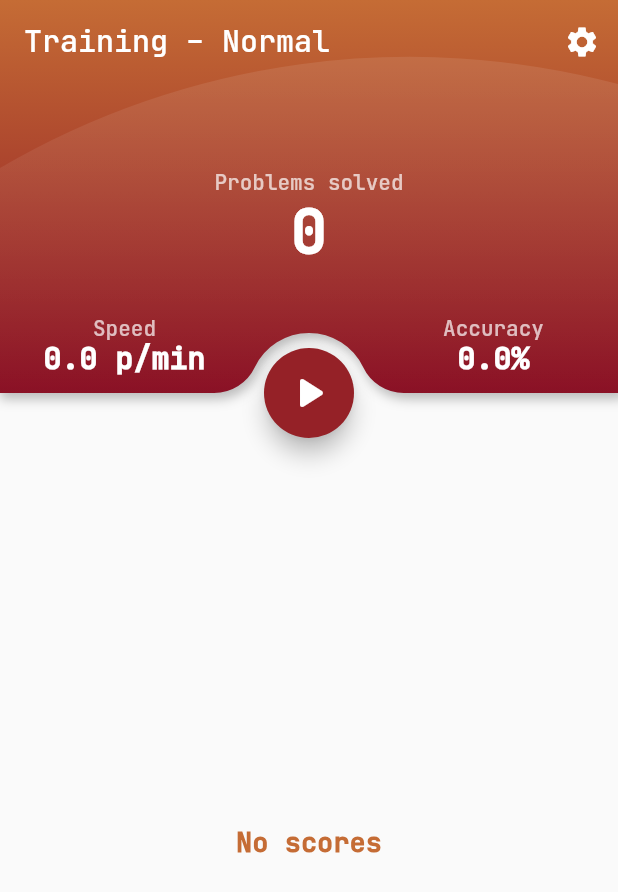
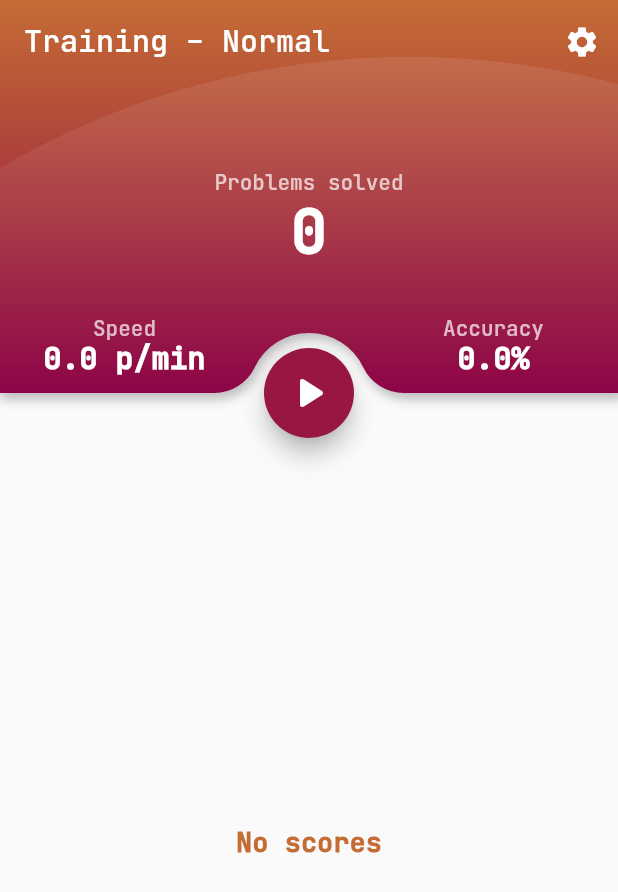
Before and after one commit to Cifruktus/MathTraining, a Flutter app: the screen it shows after launch, on a phone screen of 412 x 824 dp. Shown: the top 892 px of the screen. Run offline on Flutter 3.47's test engine with Material 2 defaults, Android fonts, the light colour scheme and no system bars; our stand-ins replace bloc, equatable, flutter_bloc, hydrated_bloc.

Commit message:
Theme color update

```diff
--- a/lib/theme.dart
+++ b/lib/theme.dart
@@ -3,7 +3,7 @@ import 'dart:ui';
 import 'package:flutter/material.dart';
 
 const Color primaryColor = Color(0xFFC56C35);
-const Color secondaryColor = Color(0xFF890E23);
+const Color secondaryColor = Color(0xFF8B0145);
 const Color textOnWhiteColor = Color(0xFF3D1220);
 const Color mistakeHighlightColor = Color(0xFFD45562);
 
```
